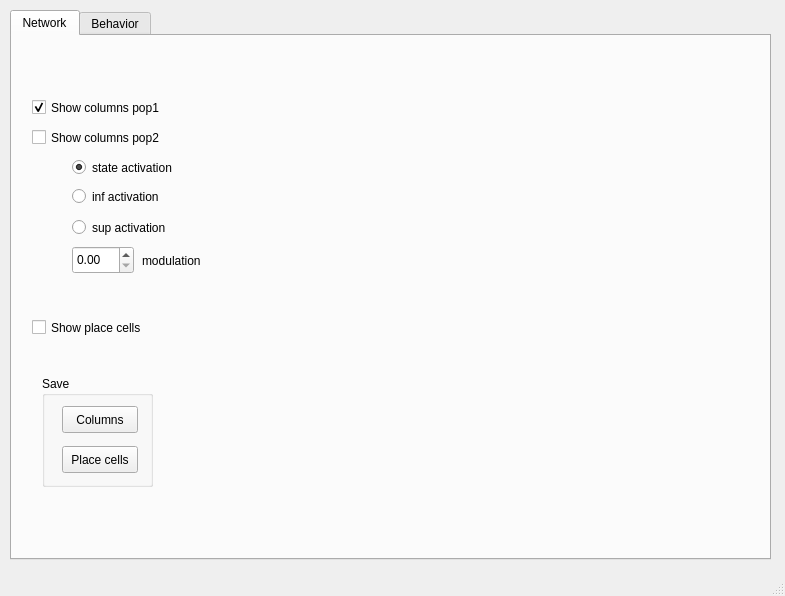
Qt form controllers/mypuck/gui/boardwindow.ui (lemartinet/planif_pfc) before a commit.
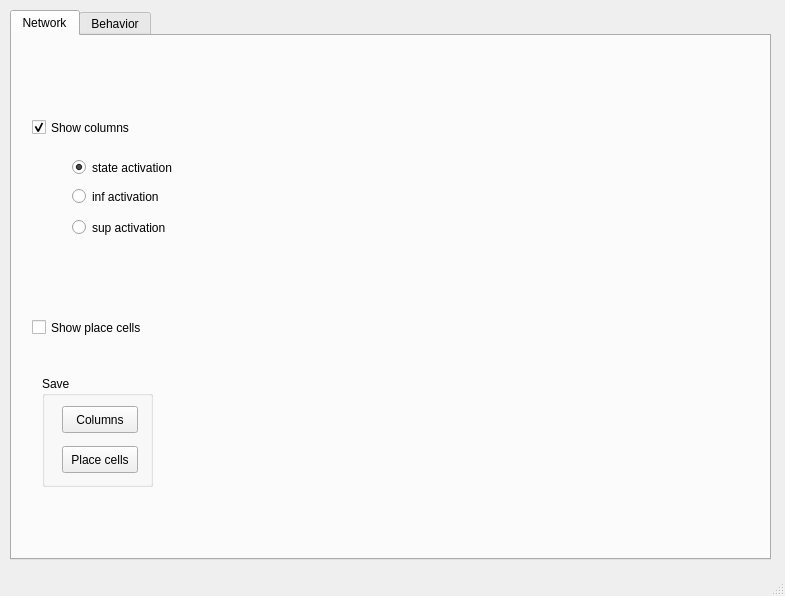
The same form after that commit.

Diff of the .ui file:
```diff
--- a/controllers/mypuck/gui/boardwindow.ui
+++ b/controllers/mypuck/gui/boardwindow.ui
@@ -146,66 +146,18 @@
       <property name="geometry">
        <rect>
         <x>20</x>
-        <y>60</y>
+        <y>80</y>
         <width>161</width>
         <height>23</height>
        </rect>
       </property>
       <property name="text">
-       <string>Show columns pop1</string>
+       <string>Show columns</string>
       </property>
       <property name="checked">
        <bool>true</bool>
       </property>
      </widget>
-     <widget class="QCheckBox" name="show_col2">
-      <property name="enabled">
-       <bool>true</bool>
-      </property>
-      <property name="geometry">
-       <rect>
-        <x>20</x>
-        <y>90</y>
-        <width>161</width>
-        <height>23</height>
-       </rect>
-      </property>
-      <property name="text">
-       <string>Show columns pop2</string>
-      </property>
-      <property name="checked">
-       <bool>false</bool>
-      </property>
-     </widget>
-     <widget class="QDoubleSpinBox" name="modulation_spin">
-      <property name="geometry">
-       <rect>
-        <x>60</x>
-        <y>210</y>
-        <width>62</width>
-        <height>28</height>
-       </rect>
-      </property>
-      <property name="maximum">
-       <double>1.000000000000000</double>
-      </property>
-      <property name="singleStep">
-       <double>0.010000000000000</double>
-      </property>
-     </widget>
-     <widget class="QLabel" name="label">
-      <property name="geometry">
-       <rect>
-        <x>130</x>
-        <y>216</y>
-        <width>81</width>
-        <height>18</height>
-       </rect>
-      </property>
-      <property name="text">
-       <string>modulation</string>
-      </property>
-     </widget>
     </widget>
     <widget class="QWidget" name="behavior">
      <attribute name="title">
```
